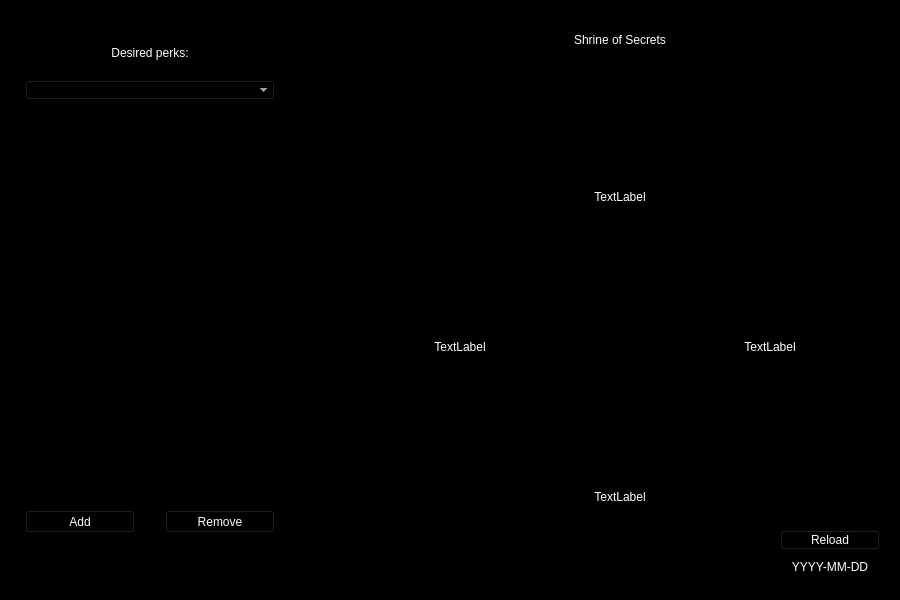
michalkowal66/ShrineChecker, file Personal/P5-ShrineChecker/UI/sc_ui.ui: the form before one commit.
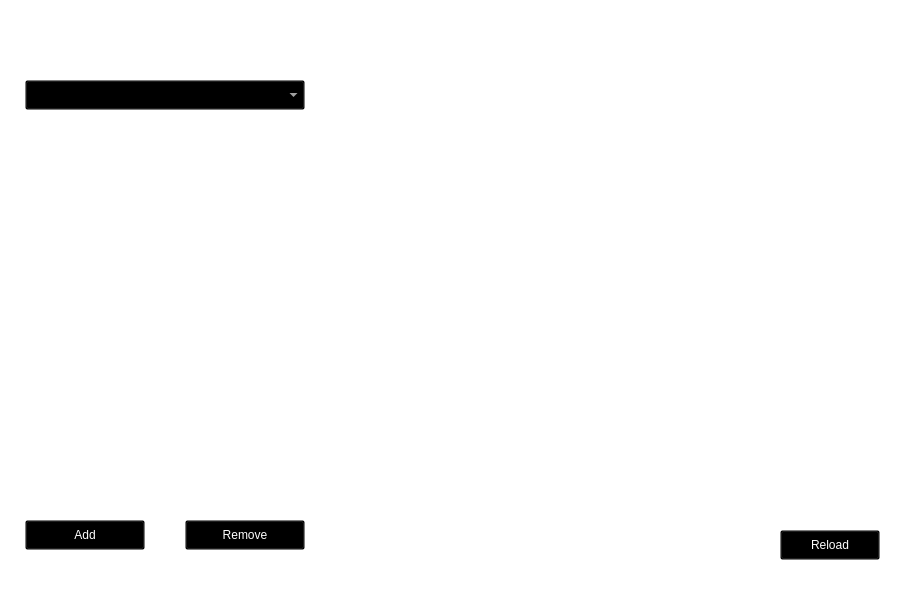
The form after the commit.

Commit message: Adjusted ui elements positions, size, etc

```diff
--- a/Personal/P5-ShrineChecker/UI/sc_ui.ui
+++ b/Personal/P5-ShrineChecker/UI/sc_ui.ui
@@ -32,9 +32,9 @@
    <string>MainWindow</string>
   </property>
   <property name="styleSheet">
-   <string notr="true">background-color: rgb(0, 0, 0);
-font: 8pt &quot;MS Shell Dlg 2&quot;;
-color: rgb(255, 255, 255);</string>
+   <string notr="true">font: 16pt &quot;Sylfaen&quot;;
+color: rgb(255, 255, 255);
+background-color: rgba(0, 0, 0, 0);</string>
   </property>
   <widget class="QWidget" name="centralwidget">
    <widget class="QComboBox" name="perks_combo">
@@ -42,8 +42,8 @@
      <rect>
       <x>25</x>
       <y>80</y>
-      <width>250</width>
-      <height>20</height>
+      <width>280</width>
+      <height>30</height>
      </rect>
     </property>
    </widget>
@@ -51,9 +51,9 @@
     <property name="geometry">
      <rect>
       <x>25</x>
-      <y>110</y>
-      <width>250</width>
-      <height>385</height>
+      <y>120</y>
+      <width>280</width>
+      <height>390</height>
      </rect>
     </property>
    </widget>
@@ -63,7 +63,7 @@
       <x>25</x>
       <y>40</y>
       <width>250</width>
-      <height>25</height>
+      <height>30</height>
      </rect>
     </property>
     <property name="styleSheet">
@@ -80,9 +80,9 @@
     <property name="geometry">
      <rect>
       <x>25</x>
-      <y>510</y>
-      <width>110</width>
-      <height>23</height>
+      <y>520</y>
+      <width>120</width>
+      <height>30</height>
      </rect>
     </property>
     <property name="text">
@@ -92,10 +92,10 @@
    <widget class="QPushButton" name="remove_btn">
     <property name="geometry">
      <rect>
-      <x>165</x>
-      <y>510</y>
-      <width>110</width>
-      <height>23</height>
+      <x>185</x>
+      <y>520</y>
+      <width>120</width>
+      <height>30</height>
      </rect>
     </property>
     <property name="text">
@@ -106,7 +106,7 @@
     <property name="geometry">
      <rect>
       <x>570</x>
-      <y>80</y>
+      <y>100</y>
       <width>100</width>
       <height>100</height>
      </rect>
@@ -145,8 +145,8 @@
    <widget class="QLabel" name="img2">
     <property name="geometry">
      <rect>
-      <x>410</x>
-      <y>230</y>
+      <x>420</x>
+      <y>250</y>
       <width>100</width>
       <height>100</height>
      </rect>
@@ -186,7 +186,7 @@
     <property name="geometry">
      <rect>
       <x>720</x>
-      <y>230</y>
+      <y>250</y>
       <width>100</width>
       <height>100</height>
      </rect>
@@ -226,7 +226,7 @@
     <property name="geometry">
      <rect>
       <x>570</x>
-      <y>380</y>
+      <y>400</y>
       <width>100</width>
       <height>100</height>
      </rect>
@@ -266,9 +266,9 @@
     <property name="geometry">
      <rect>
       <x>520</x>
-      <y>190</y>
+      <y>210</y>
       <width>200</width>
-      <height>20</height>
+      <height>30</height>
      </rect>
     </property>
     <property name="sizePolicy">
@@ -287,10 +287,10 @@
    <widget class="QLabel" name="perk2_lbl">
     <property name="geometry">
      <rect>
-      <x>360</x>
-      <y>340</y>
+      <x>370</x>
+      <y>360</y>
       <width>200</width>
-      <height>20</height>
+      <height>30</height>
      </rect>
     </property>
     <property name="sizePolicy">
@@ -310,9 +310,9 @@
     <property name="geometry">
      <rect>
       <x>670</x>
-      <y>340</y>
+      <y>360</y>
       <width>200</width>
-      <height>20</height>
+      <height>30</height>
      </rect>
     </property>
     <property name="sizePolicy">
@@ -332,9 +332,9 @@
     <property name="geometry">
      <rect>
       <x>520</x>
-      <y>490</y>
+      <y>510</y>
       <width>200</width>
-      <height>20</height>
+      <height>30</height>
      </rect>
     </property>
     <property name="sizePolicy">
@@ -354,9 +354,9 @@
     <property name="geometry">
      <rect>
       <x>470</x>
-      <y>25</y>
+      <y>10</y>
       <width>300</width>
-      <height>30</height>
+      <height>35</height>
      </rect>
     </property>
     <property name="styleSheet">
@@ -375,7 +375,7 @@
       <x>780</x>
       <y>530</y>
       <width>100</width>
-      <height>20</height>
+      <height>30</height>
      </rect>
     </property>
     <property name="text">
@@ -385,10 +385,10 @@
    <widget class="QLabel" name="date_lbl">
     <property name="geometry">
      <rect>
-      <x>780</x>
-      <y>560</y>
-      <width>100</width>
-      <height>20</height>
+      <x>760</x>
+      <y>565</y>
+      <width>140</width>
+      <height>30</height>
      </rect>
     </property>
     <property name="sizePolicy">
@@ -404,6 +404,39 @@
      <set>Qt::AlignHCenter|Qt::AlignTop</set>
     </property>
    </widget>
+   <widget class="QLabel" name="bg">
+    <property name="geometry">
+     <rect>
+      <x>0</x>
+      <y>0</y>
+      <width>900</width>
+      <height>600</height>
+     </rect>
+    </property>
+    <property name="styleSheet">
+     <string notr="true"/>
+    </property>
+    <property name="text">
+     <string/>
+    </property>
+   </widget>
+   <zorder>bg</zorder>
+   <zorder>perks_combo</zorder>
+   <zorder>perks_list</zorder>
+   <zorder>lbl1</zorder>
+   <zorder>add_btn</zorder>
+   <zorder>remove_btn</zorder>
+   <zorder>img1</zorder>
+   <zorder>img2</zorder>
+   <zorder>img3</zorder>
+   <zorder>img4</zorder>
+   <zorder>perk1_lbl</zorder>
+   <zorder>perk2_lbl</zorder>
+   <zorder>perk3_lbl</zorder>
+   <zorder>perk4_lbl</zorder>
+   <zorder>lbl1_2</zorder>
+   <zorder>reload_btn</zorder>
+   <zorder>date_lbl</zorder>
   </widget>
  </widget>
  <tabstops>
```
Left out of the diff: 2 changed lines with no effect on the pictures. The commit also changes 5 other files.
